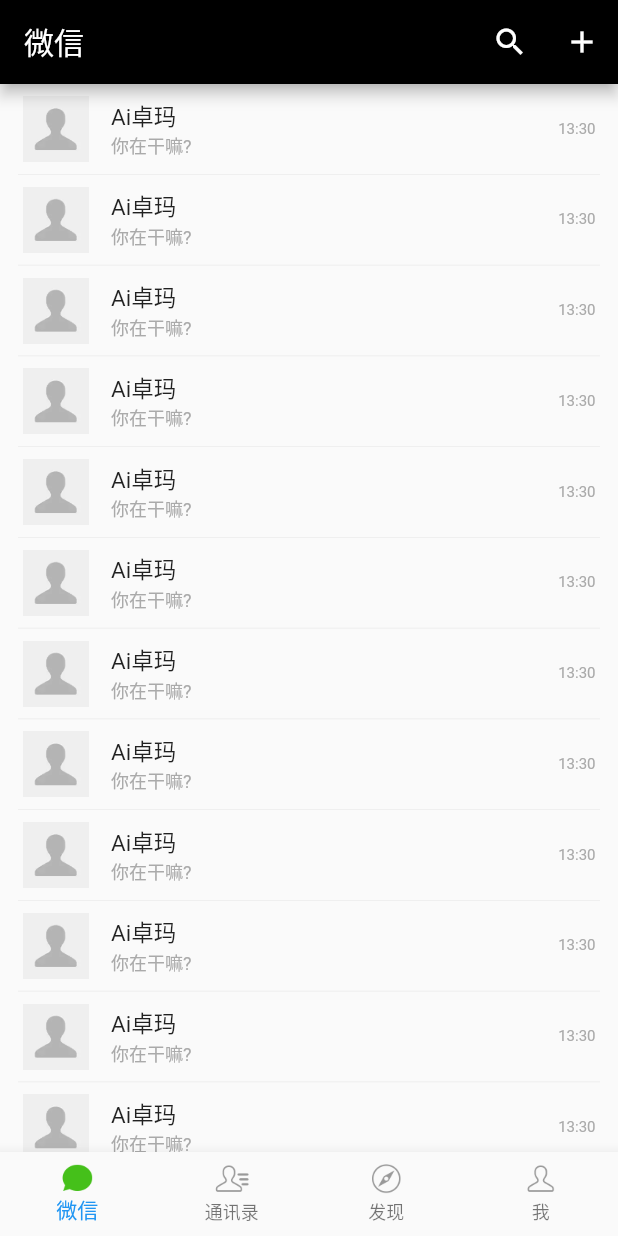
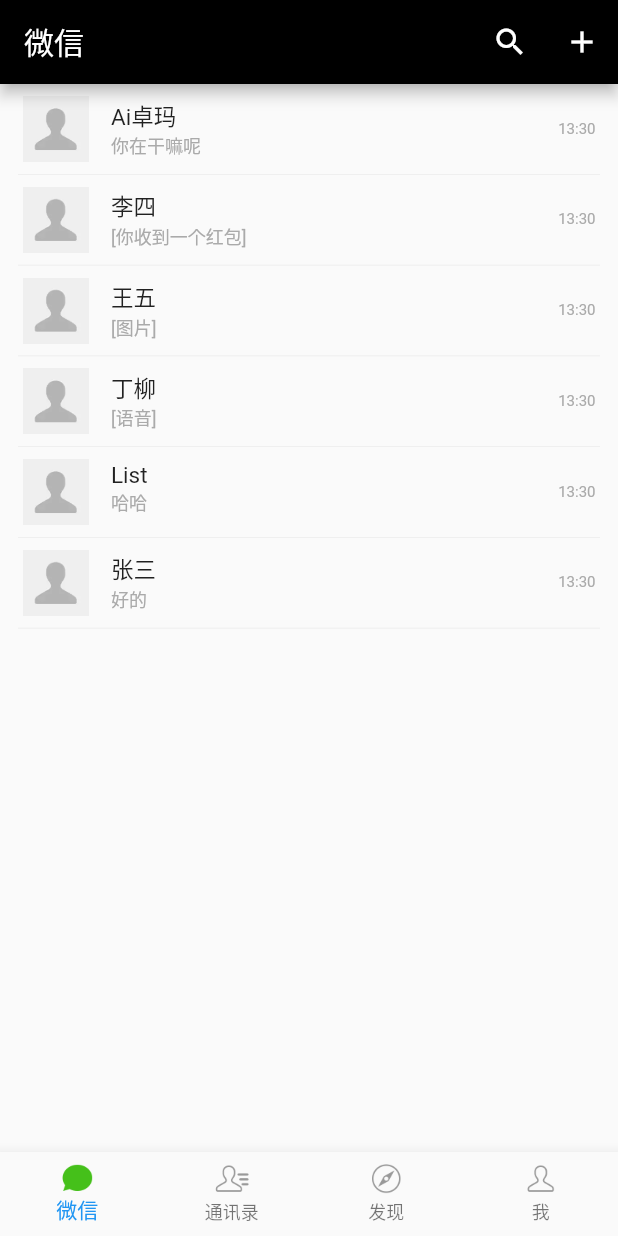
Before and after one commit to yukuoyuan/flutter_weixin, a Flutter app: the screen it shows after launch, on a phone screen of 412 x 824 dp. Run offline on Flutter 3.47's test engine with Material 2 defaults, Android fonts, the phone set to English and light mode, and no system bars.

Commit message:
提交了聊天列表数据的优化

```diff
--- a/lib/Homepage.dart
+++ b/lib/Homepage.dart
@@ -9,16 +9,50 @@
 
 class _WangWangPageState extends State<WangWangPage> {
   var defaultAvatar = 'images/ww_default_avatar.png';
+  var name = '';
+  var desc = '';
 
   @override
   Widget build(BuildContext context) {
     // TODO: implement build
-    return new ListView.builder(itemBuilder: (context, i) {
-      return getItem();
-    });
+    return new ListView.builder(
+      itemBuilder: (context, i) {
+        return getItem(i);
+      },
+      itemCount: 6,
+    );
   }
 
-  Widget getItem() {
+  ///
+  /// 这是一个获取每个条目的方法
+  ///
+  Widget getItem(int position) {
+    switch (position) {
+      case 0:
+        name = 'Ai卓玛';
+        desc = '你在干嘛呢';
+        break;
+      case 1:
+        name = '李四';
+        desc = '[你收到一个红包]';
+        break;
+      case 2:
+        name = '王五';
+        desc = '[图片]';
+        break;
+      case 3:
+        desc = '[语音]';
+        name = '丁柳';
+        break;
+      case 4:
+        desc = '哈哈';
+        name = 'List';
+        break;
+      case 5:
+        desc = '好的';
+        name = '张三';
+        break;
+    }
     return new Container(
       child: new Column(
         children: <Widget>[
@@ -37,11 +71,11 @@
                           crossAxisAlignment: CrossAxisAlignment.start,
                           children: <Widget>[
                             new Text(
-                              'Ai卓玛',
+                              '$name',
                               style: TextStyle(fontSize: 15.0),
                             ),
                             new Text(
-                              '你在干嘛?',
+                              '$desc',
                               style: TextStyle(
                                   fontSize: 12.0,
                                   color: const Color(0xffaaaaaa)),
```
